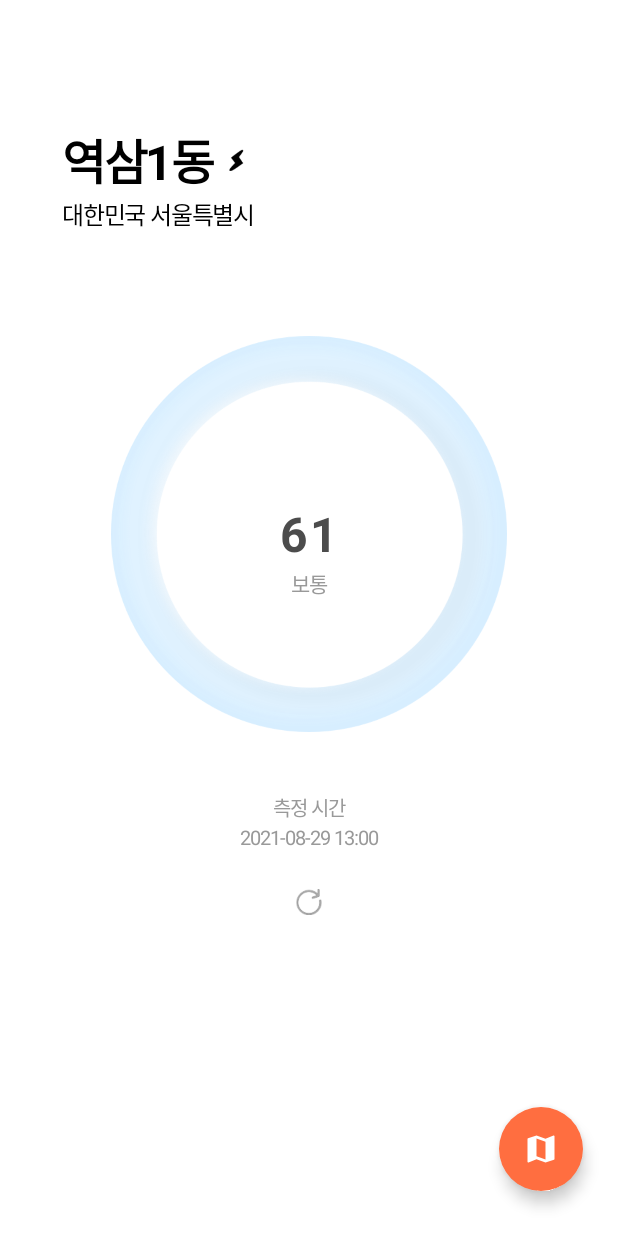
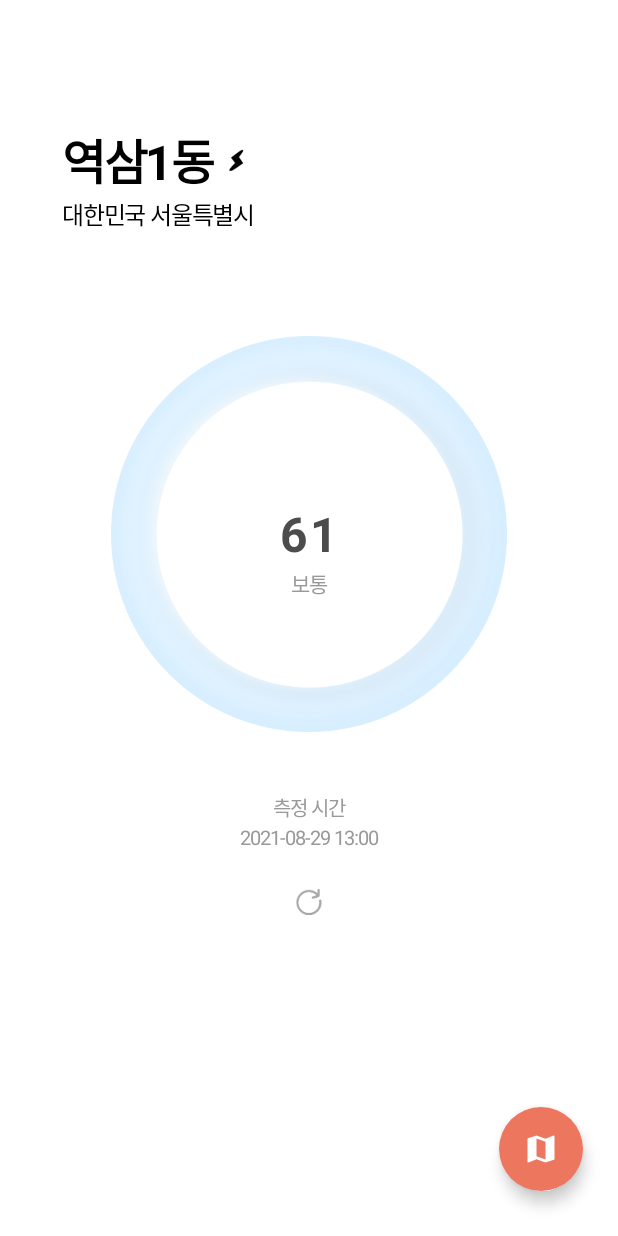
Before and after one commit to Minyoung-Kyung/AirQuality, an Android app: the screen it shows after launch (MainActivity), on a phone screen of 412 x 824 dp. Run offline under Robolectric (Android 15) with nearby library versions, the phone set to English and light mode, and no system bars; our stand-ins replace AdMob; pictures from the network do not load; 2 statements that could not run were skipped.

Commit message:
commit themes

```diff
--- a/app/src/main/AndroidManifest.xml
+++ b/app/src/main/AndroidManifest.xml
@@ -2,6 +2,7 @@
 <manifest xmlns:android="http://schemas.android.com/apk/res/android"
     xmlns:tools="http://schemas.android.com/tools"
     package="com.example.airquality">
+
     <!-- Internet Permission -->
     <uses-permission android:name="android.permission.INTERNET" />
 
--- a/app/src/main/res/layout/activity_map.xml
+++ b/app/src/main/res/layout/activity_map.xml
@@ -48,7 +48,7 @@
             android:layout_height="wrap_content"
             android:layout_marginStart="5dp"
             android:letterSpacing="-0.035"
-            android:text="여기 미세먼지 농도 측정"
+            android:text="이 동네 미세먼지 농도 측정하기"
             android:textColor="@color/white"
             android:textSize="12sp"
             android:textStyle="bold" />
--- a/app/src/main/res/values-night/themes.xml
+++ b/app/src/main/res/values-night/themes.xml
@@ -2,8 +2,8 @@
     <!-- Base application theme. -->
     <style name="Theme.AirQuality" parent="Theme.MaterialComponents.DayNight.NoActionBar">
         <!-- Primary brand color. -->
-        <item name="colorPrimary">@color/purple_200</item>
-        <item name="colorPrimaryVariant">@color/purple_700</item>
+        <item name="colorPrimary">@color/orange</item>
+        <item name="colorPrimaryVariant">@color/orange_transparent</item>
         <item name="colorOnPrimary">@color/black</item>
         <!-- Secondary brand color. -->
         <item name="colorSecondary">@color/teal_200</item>
--- a/app/src/main/res/values/colors.xml
+++ b/app/src/main/res/values/colors.xml
@@ -9,6 +9,6 @@
     <color name="white">#FFFFFFFF</color>
 
     <!-- 직접 추가한 색 -->
-    <color name="orange">#FF6E40</color>
+    <color name="orange">#ED765E</color>
     <color name="orange_transparent">#C3FF6E40</color>
 </resources>
--- a/app/src/main/res/values/strings.xml
+++ b/app/src/main/res/values/strings.xml
@@ -1,3 +1,3 @@
 <resources>
-    <string name="app_name">미동여지도</string>
+    <string name="app_name">미세미세</string>
 </resources>
--- a/app/src/main/res/values/themes.xml
+++ b/app/src/main/res/values/themes.xml
@@ -2,8 +2,8 @@
     <!-- Base application theme. -->
     <style name="Theme.AirQuality" parent="Theme.MaterialComponents.DayNight.NoActionBar">
         <!-- Primary brand color. -->
-        <item name="colorPrimary">@color/purple_500</item>
-        <item name="colorPrimaryVariant">@color/purple_700</item>
+        <item name="colorPrimary">@color/orange</item>
+        <item name="colorPrimaryVariant">@color/orange_transparent</item>
         <item name="colorOnPrimary">@color/white</item>
         <!-- Secondary brand color. -->
         <item name="colorSecondary">@color/teal_200</item>
```
Also changed, not shown: app/src/main/res/drawable-v24/ic_launcher_foreground.xml (deleted, +0 -30 lines), app/src/main/res/drawable/ic_launcher_new_background.xml (renamed from app/src/main/res/drawable/ic_launcher_background.xml).
